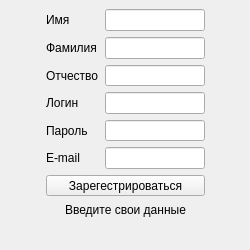
This is frontend/ui/registration.ui in koccyx/TravelMaster as Qt 5 draws it before an edit. The edited form follows.
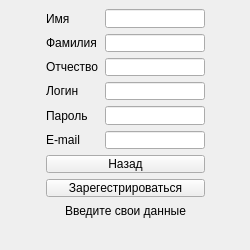
This is the edited form.

Commit message: back button

```diff
--- a/frontend/ui/registration.ui
+++ b/frontend/ui/registration.ui
@@ -31,7 +31,7 @@
      <x>0</x>
      <y>9</y>
      <width>251</width>
-     <height>229</height>
+     <height>230</height>
     </rect>
    </property>
    <layout class="QHBoxLayout" name="horizontalLayout_7">
@@ -212,6 +212,13 @@
         </item>
        </layout>
       </item>
+      <item>
+       <widget class="QPushButton" name="backButton">
+        <property name="text">
+         <string>Назад</string>
+        </property>
+       </widget>
+      </item>
       <item>
        <widget class="QPushButton" name="registrationButton">
         <property name="text">
```
The commit also changes 18 other files.
